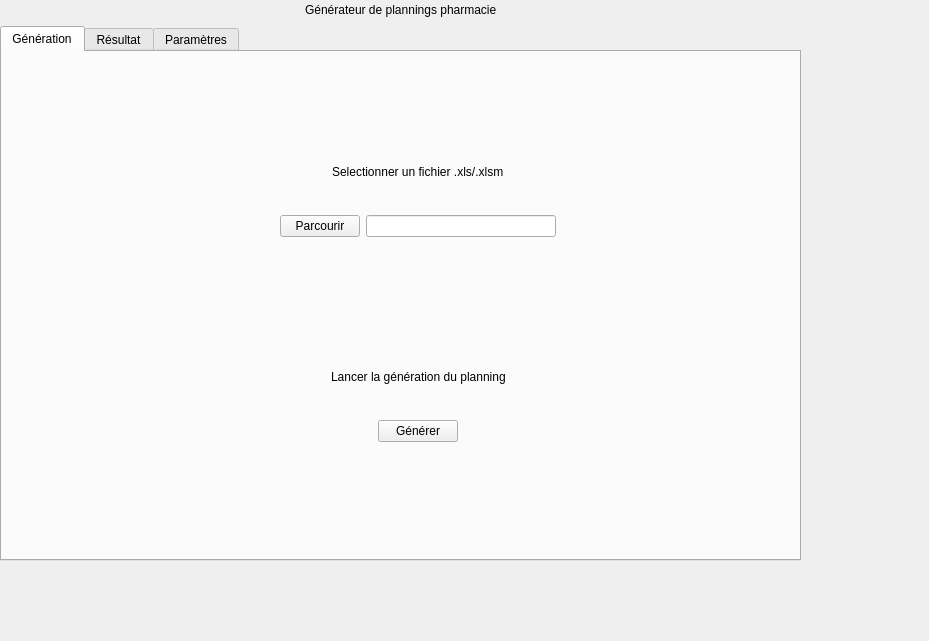
Before: the Qt Designer form app_v2/planning.ui in antoninLallemand/planningManipulation, drawn with Qt 5.
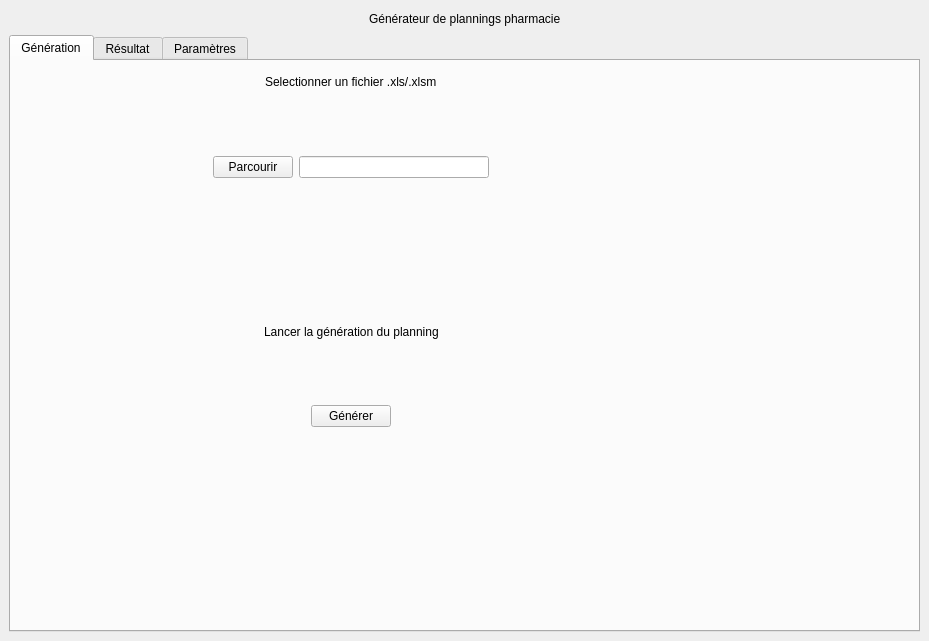
After: the same form once the commit is applied. The open tabs and pages were chosen to show the change.

The edit to the form file:
```diff
--- a/app_v2/planning.ui
+++ b/app_v2/planning.ui
@@ -14,15 +14,8 @@
    <string>MainWindow</string>
   </property>
   <widget class="QWidget" name="centralwidget">
-   <widget class="QWidget" name="layoutWidget">
-    <property name="geometry">
-     <rect>
-      <x>0</x>
-      <y>0</y>
-      <width>801</width>
-      <height>561</height>
-     </rect>
-    </property>
+   <layout class="QVBoxLayout" name="verticalLayout">
+    <item>
     <layout class="QVBoxLayout" name="MainVLayout">
      <item>
       <layout class="QVBoxLayout" name="titleLayout">
@@ -88,10 +81,10 @@
           <widget class="QWidget" name="verticalLayoutWidget_4">
            <property name="geometry">
             <rect>
-             <x>87</x>
-             <y>110</y>
+              <x>11</x>
+              <y>11</y>
              <width>658</width>
-             <height>307</height>
+              <height>413</height>
             </rect>
            </property>
            <layout class="QVBoxLayout" name="GenerationMainVLayout">
@@ -807,7 +800,8 @@
       </layout>
      </item>
     </layout>
-   </widget>
+    </item>
+   </layout>
   </widget>
  </widget>
  <resources/>
```
Left out of the diff: 4 changed lines with no effect on the pictures. Lines whose indentation alone changed are shown as unchanged.
